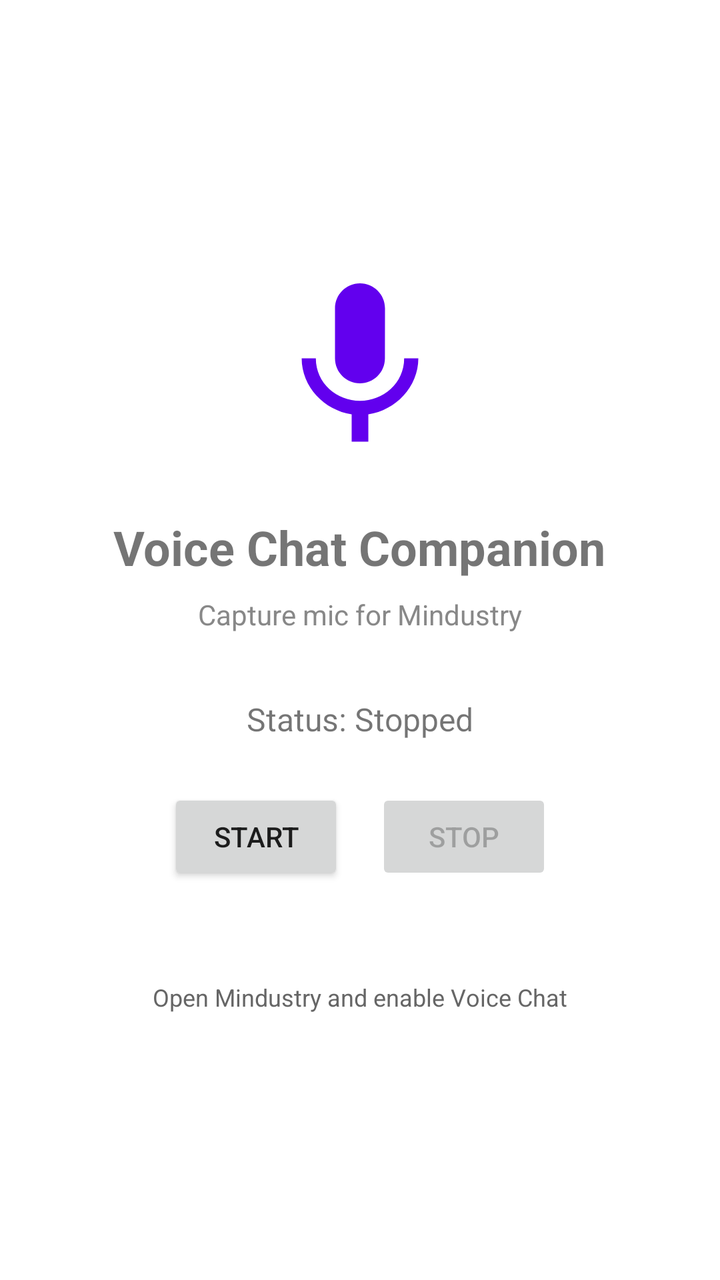
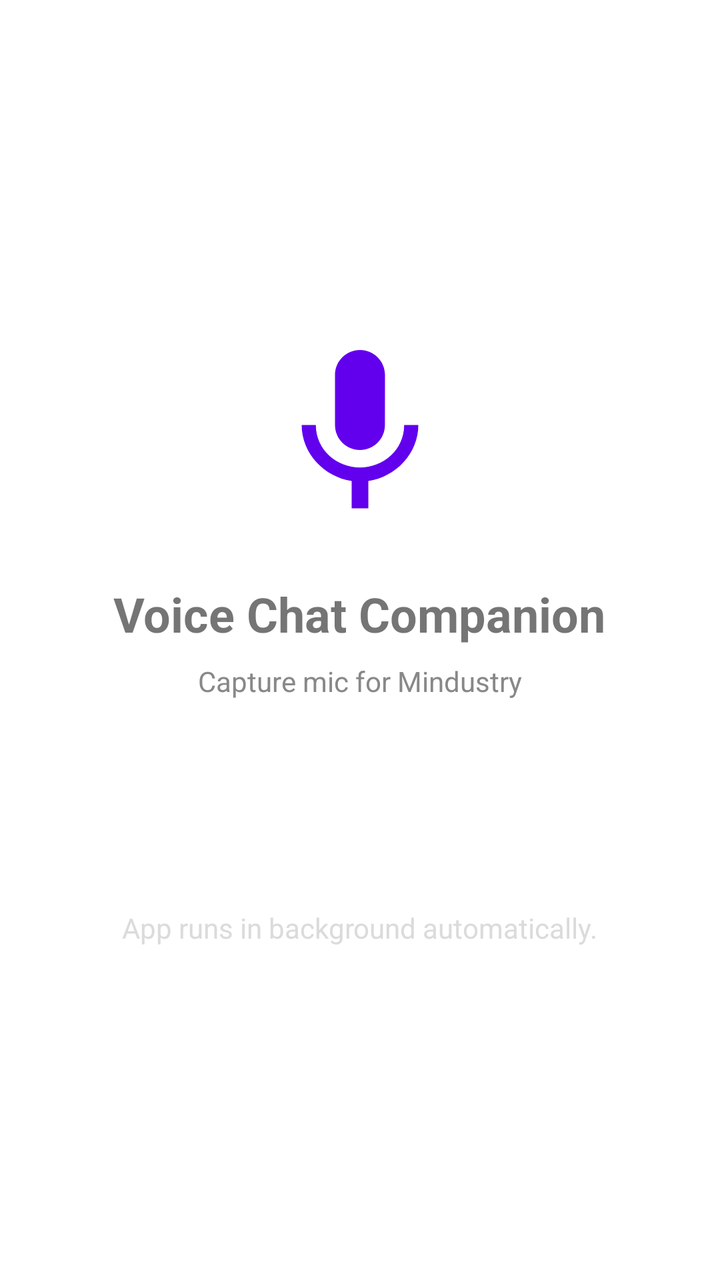

Two renders of the same Android screen: before a commit and after it. Below are the layout's source before the change and the commit's diff.
<!-- AndroidManifest.xml: application theme Theme.VoiceChatCompanion -->
<!-- res/layout/activity_main.xml -->
<?xml version="1.0" encoding="utf-8"?>
<LinearLayout xmlns:android="http://schemas.android.com/apk/res/android"
    android:layout_width="match_parent"
    android:layout_height="match_parent"
    android:gravity="center"
    android:orientation="vertical"
    android:padding="32dp">

    <ImageView
        android:layout_width="100dp"
        android:layout_height="100dp"
        android:src="@drawable/ic_mic"
        android:contentDescription="Microphone" />

    <TextView
        android:layout_width="wrap_content"
        android:layout_height="wrap_content"
        android:layout_marginTop="24dp"
        android:text="@string/app_name"
        android:textSize="24sp"
        android:textStyle="bold" />

    <TextView
        android:layout_width="wrap_content"
        android:layout_height="wrap_content"
        android:layout_marginTop="8dp"
        android:text="Capture mic for Mindustry"
        android:textSize="14sp"
        android:textColor="#888888" />

    <TextView
        android:id="@+id/statusText"
        android:layout_width="wrap_content"
        android:layout_height="wrap_content"
        android:layout_marginTop="32dp"
        android:text="Status: Stopped"
        android:textSize="16sp" />

    <LinearLayout
        android:layout_width="wrap_content"
        android:layout_height="wrap_content"
        android:layout_marginTop="24dp"
        android:orientation="horizontal">

        <Button
            android:id="@+id/startButton"
            android:layout_width="wrap_content"
            android:layout_height="wrap_content"
            android:text="Start" />

        <Button
            android:id="@+id/stopButton"
            android:layout_width="wrap_content"
            android:layout_height="wrap_content"
            android:layout_marginStart="16dp"
            android:text="Stop"
            android:enabled="false" />

    </LinearLayout>

    <TextView
        android:layout_width="wrap_content"
        android:layout_height="wrap_content"
        android:layout_marginTop="48dp"
        android:text="Open Mindustry and enable Voice Chat"
        android:textSize="12sp"
        android:textColor="#666666" />

</LinearLayout>
<!-- resources referenced by this layout -->
<resources>
  <!-- drawable ic_mic (drawable) -->
  <vector xmlns:android="http://schemas.android.com/apk/res/android"
      android:width="24dp"
      android:height="24dp"
      android:viewportWidth="24"
      android:viewportHeight="24"
      android:tint="#6200EE">
      <path
          android:fillColor="#FF000000"
          android:pathData="M12,14c1.66,0 2.99,-1.34 2.99,-3L15,5c0,-1.66 -1.34,-3 -3,-3S9,3.34 9,5v6c0,1.66 1.34,3 3,3zM17.3,11c0,3 -2.54,5.1 -5.3,5.1S6.7,14 6.7,11L5,11c0,3.41 2.72,6.23 6,6.72L11,21h2v-3.28c3.28,-0.48 6,-3.3 6,-6.72h-1.7z"/>
  </vector>
  <string name="app_name">Voice Chat Companion</string>
  <style name="Theme.VoiceChatCompanion" parent="Theme.MaterialComponents.DayNight.DarkActionBar">
          <item name="colorPrimary">#6200EE</item>
          <item name="colorPrimaryVariant">#3700B3</item>
          <item name="colorOnPrimary">@android:color/white</item>
          <item name="colorSecondary">#03DAC6</item>
          <item name="colorSecondaryVariant">#018786</item>
          <item name="colorOnSecondary">@android:color/black</item>
      </style>
</resources>

<!-- the commit's change to res/layout/activity_main.xml (unified diff, before → after) -->
@@ -33,37 +33,17 @@
         android:layout_width="wrap_content"
         android:layout_height="wrap_content"
         android:layout_marginTop="32dp"
-        android:text="Status: Stopped"
-        android:textSize="16sp" />
-
-    <LinearLayout
-        android:layout_width="wrap_content"
-        android:layout_height="wrap_content"
-        android:layout_marginTop="24dp"
-        android:orientation="horizontal">
-
-        <Button
-            android:id="@+id/startButton"
-            android:layout_width="wrap_content"
-            android:layout_height="wrap_content"
-            android:text="Start" />
-
-        <Button
-            android:id="@+id/stopButton"
-            android:layout_width="wrap_content"
-            android:layout_height="wrap_content"
-            android:layout_marginStart="16dp"
-            android:text="Stop"
-            android:enabled="false" />
-
-    </LinearLayout>
+        android:text="Status: Waiting for Mod..."
+        android:textSize="18sp"
+        android:textColor="#FFFFFF" />
 
     <TextView
         android:layout_width="wrap_content"
         android:layout_height="wrap_content"
         android:layout_marginTop="48dp"
-        android:text="Open Mindustry and enable Voice Chat"
-        android:textSize="12sp"
-        android:textColor="#666666" />
+        android:text="App runs in background automatically."
+        android:textSize="14sp"
+        android:alpha="0.7"
+        android:textColor="#CCCCCC" />
 
 </LinearLayout>
